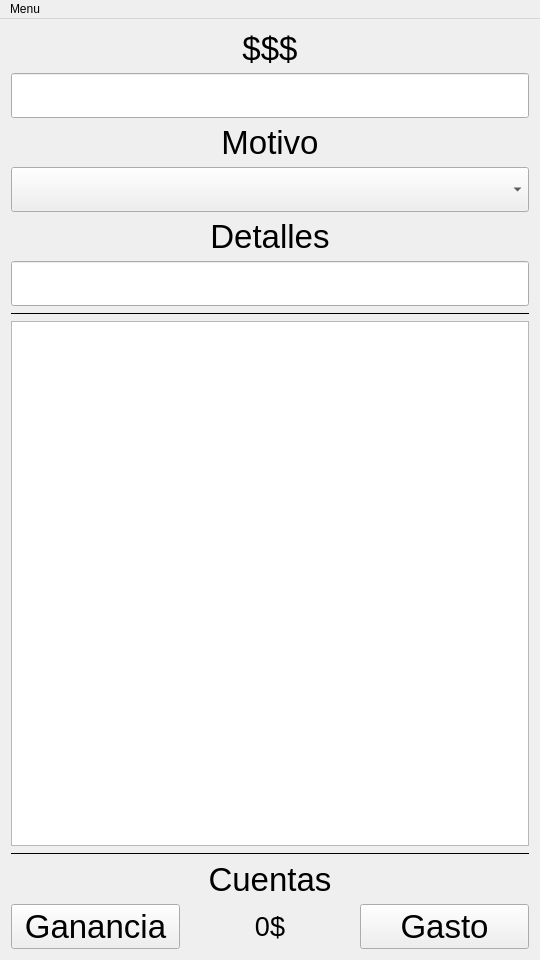
Before: the Qt Designer form chau.ui in maxi03462/Chau-QT, drawn with Qt 5.
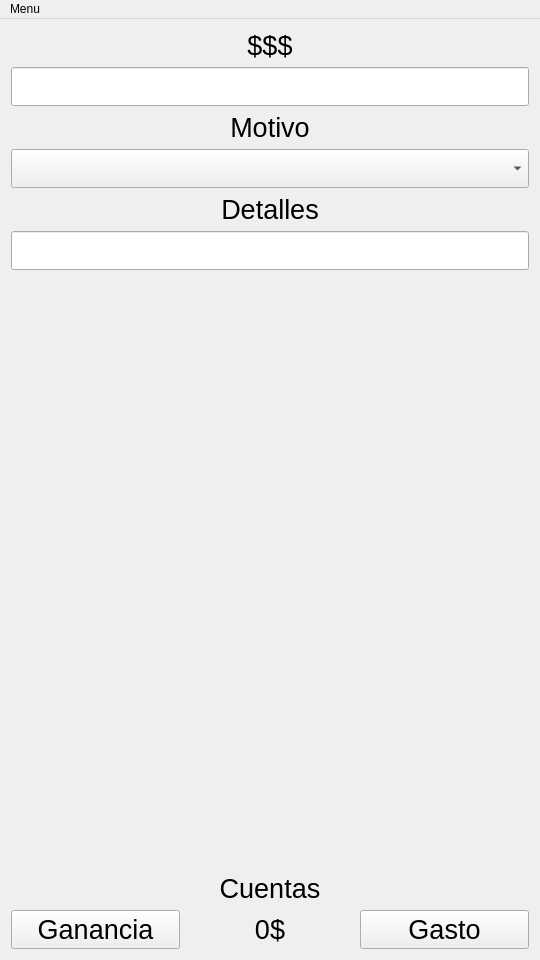
After: the same form once the commit is applied.

What changed in the file:
```diff
--- a/chau.ui
+++ b/chau.ui
@@ -21,7 +21,7 @@
        <widget class="QLabel" name="label">
         <property name="font">
          <font>
-          <pointsize>25</pointsize>
+          <pointsize>20</pointsize>
          </font>
         </property>
         <property name="text">
@@ -36,7 +36,7 @@
        <widget class="QLineEdit" name="lineEdit">
         <property name="font">
          <font>
-          <pointsize>25</pointsize>
+          <pointsize>20</pointsize>
          </font>
         </property>
        </widget>
@@ -45,7 +45,7 @@
        <widget class="QLabel" name="label_2">
         <property name="font">
          <font>
-          <pointsize>25</pointsize>
+          <pointsize>20</pointsize>
          </font>
         </property>
         <property name="text">
@@ -60,7 +60,7 @@
        <widget class="QComboBox" name="comboBox">
         <property name="font">
          <font>
-          <pointsize>25</pointsize>
+          <pointsize>20</pointsize>
          </font>
         </property>
        </widget>
@@ -69,7 +69,7 @@
        <widget class="QLabel" name="label_5">
         <property name="font">
          <font>
-          <pointsize>25</pointsize>
+          <pointsize>20</pointsize>
          </font>
         </property>
         <property name="text">
@@ -84,37 +84,23 @@
        <widget class="QLineEdit" name="lineEdit_2">
         <property name="font">
          <font>
-          <pointsize>25</pointsize>
+          <pointsize>20</pointsize>
          </font>
         </property>
        </widget>
       </item>
-     </layout>
-    </item>
-    <item>
-     <layout class="QVBoxLayout" name="verticalLayout_3">
       <item>
-       <widget class="Line" name="line_2">
-        <property name="frameShadow">
-         <enum>QFrame::Plain</enum>
-        </property>
+       <spacer name="verticalSpacer">
         <property name="orientation">
-         <enum>Qt::Horizontal</enum>
+         <enum>Qt::Vertical</enum>
         </property>
-       </widget>
-      </item>
-      <item>
-       <widget class="QTableWidget" name="tableWidget"/>
-      </item>
-      <item>
-       <widget class="Line" name="line">
-        <property name="frameShadow">
-         <enum>QFrame::Plain</enum>
+        <property name="sizeHint" stdset="0">
+         <size>
+          <width>20</width>
+          <height>40</height>
+         </size>
         </property>
-        <property name="orientation">
-         <enum>Qt::Horizontal</enum>
-        </property>
-       </widget>
+       </spacer>
       </item>
      </layout>
     </item>
@@ -124,7 +110,7 @@
        <widget class="QLabel" name="label_4">
         <property name="font">
          <font>
-          <pointsize>25</pointsize>
+          <pointsize>20</pointsize>
          </font>
         </property>
         <property name="text">
@@ -141,7 +127,7 @@
          <widget class="QPushButton" name="pushButton">
           <property name="font">
            <font>
-            <pointsize>25</pointsize>
+            <pointsize>20</pointsize>
            </font>
           </property>
           <property name="text">
@@ -168,7 +154,7 @@
          <widget class="QPushButton" name="pushButton_2">
           <property name="font">
            <font>
-            <pointsize>25</pointsize>
+            <pointsize>20</pointsize>
            </font>
           </property>
           <property name="text">
```
Left out of the diff: 8 changed lines with no effect on the pictures.
